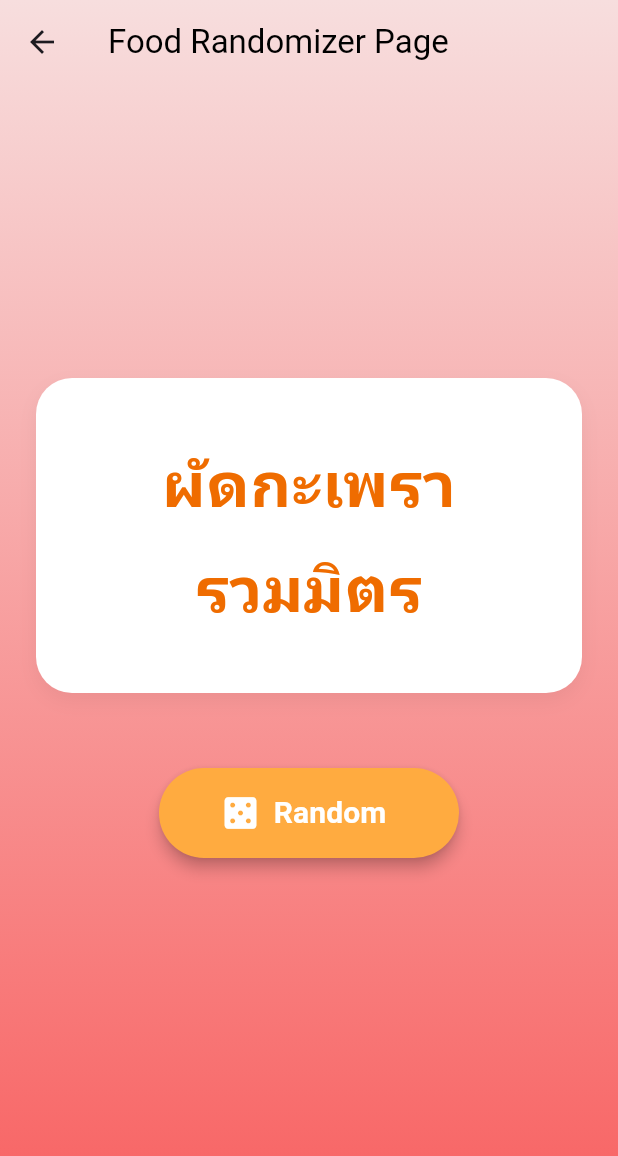
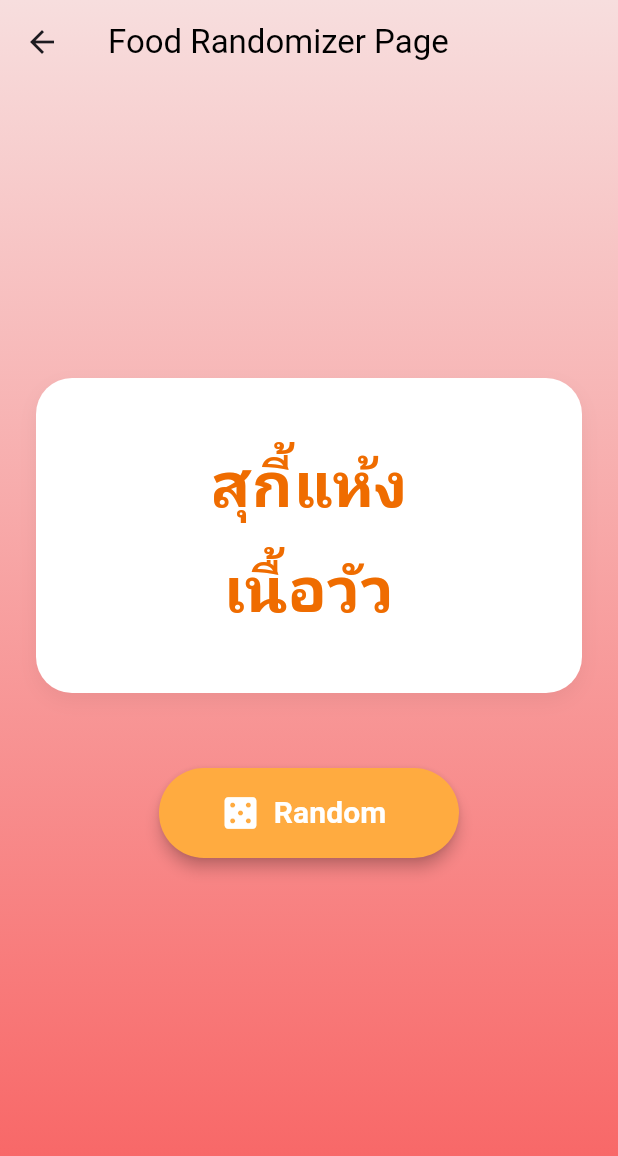
Before and after one commit to suphakornsook-afk/LearningFlutter, a Flutter app: the FoodRandomPage screen opened by its route, after a tap on "Random", on a phone screen of 412 x 824 dp. Shown: the top 1156 px of the screen. Run offline on Flutter 3.47's test engine with Material 3 defaults, Android fonts, the phone set to English and light mode, and no system bars; our stand-ins replace audioplayers, flutter_local_notifications, flutter_slidable, flutter_timezone, hive_flutter, shared_preferences and 1 more; accounts and stored records are empty; statements that could not run were skipped.

Commit message:
adding random animation

```diff
--- a/lib/pages/food_random_page.dart
+++ b/lib/pages/food_random_page.dart
@@ -10,6 +10,7 @@ class FoodRandomPage extends StatefulWidget {
 }
 
 class _FoodRandomState extends State<FoodRandomPage> {
+  bool isRandoming = false;
   //ข้อความเริ่มต้น
   String currentMenu = "กดปุ่มด้านล่าง";
   String currentMeat = "เพื่อเริ่มสุ่มเมนู";
@@ -38,11 +39,26 @@ class _FoodRandomState extends State<FoodRandomPage> {
     'รวมมิตร',
   ];
 
-  void randomFood() {
+  void randomFood() async {
+    //ไม่ให้รัวปุ่มเกิน
+    if (isRandoming) return;
+
+    setState(() {
+      isRandoming = true;
+    });
+
     final random = Random();
+
+    for (int i = 0; i < 7; i++) {
+      await Future.delayed(Duration(milliseconds: 50 + (i * 30)));
+
+      setState(() {
+        currentMenu = menus[random.nextInt(menus.length)];
+        currentMeat = meats[random.nextInt(meats.length)];
+      });
+    }
     setState(() {
-      currentMenu = menus[random.nextInt(menus.length)];
-      currentMeat = meats[random.nextInt(meats.length)];
+      isRandoming = false;
     });
   }
 
@@ -127,7 +143,26 @@ class _FoodRandomState extends State<FoodRandomPage> {
                   width: 200,
                   height: 60,
                   child: ElevatedButton.icon(
-                    onPressed: randomFood,
+                    onPressed: isRandoming
+                        ? null
+                        : randomFood, // ปิดปุ่มชั่วคราวขณะสุ่ม
+                    icon: isRandoming
+                        ? const SizedBox(
+                            width: 24,
+                            height: 24,
+                            child: CircularProgressIndicator(
+                              color: Colors.white,
+                              strokeWidth: 3,
+                            ),
+                          )
+                        : const Icon(Icons.casino, size: 28),
+                    label: Text(
+                      isRandoming ? 'กำลังสุ่ม...' : 'Random',
+                      style: const TextStyle(
+                        fontSize: 20,
+                        fontWeight: FontWeight.bold,
+                      ),
+                    ),
                     style: ElevatedButton.styleFrom(
                       backgroundColor: Colors.orangeAccent,
                       foregroundColor: Colors.white,
@@ -135,14 +170,6 @@ class _FoodRandomState extends State<FoodRandomPage> {
                         borderRadius: .circular(30),
                       ),
                       elevation: 4,
-                    ),
-                    icon: Icon(Icons.casino, size: 28),
-                    label: Text(
-                      'Random',
-                      style: TextStyle(
-                        fontSize: 20,
-                        fontWeight: FontWeight.bold,
-                      ),
                     ),
                   ),
                 ),
```
